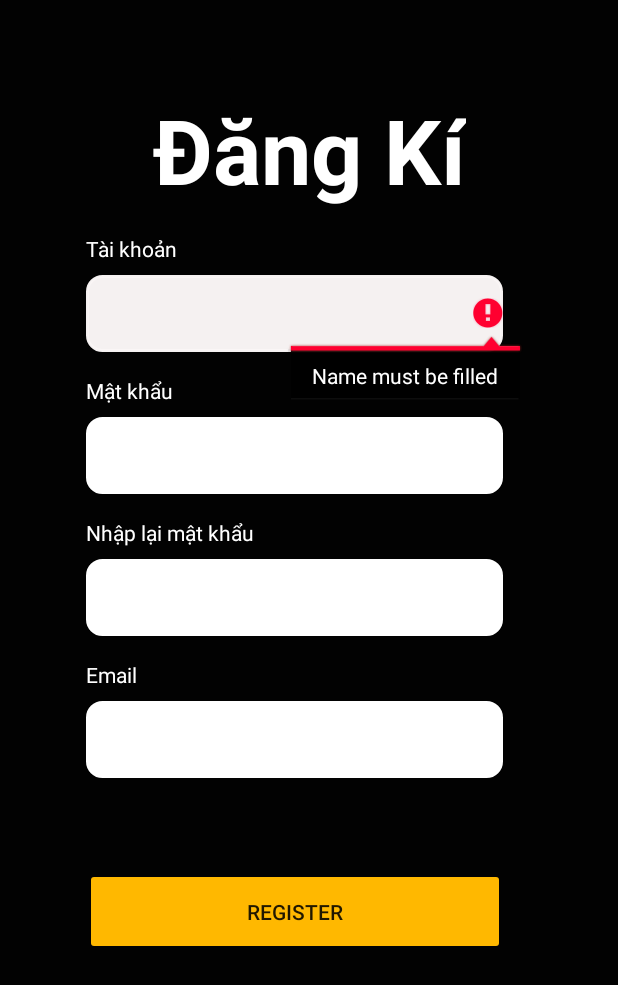
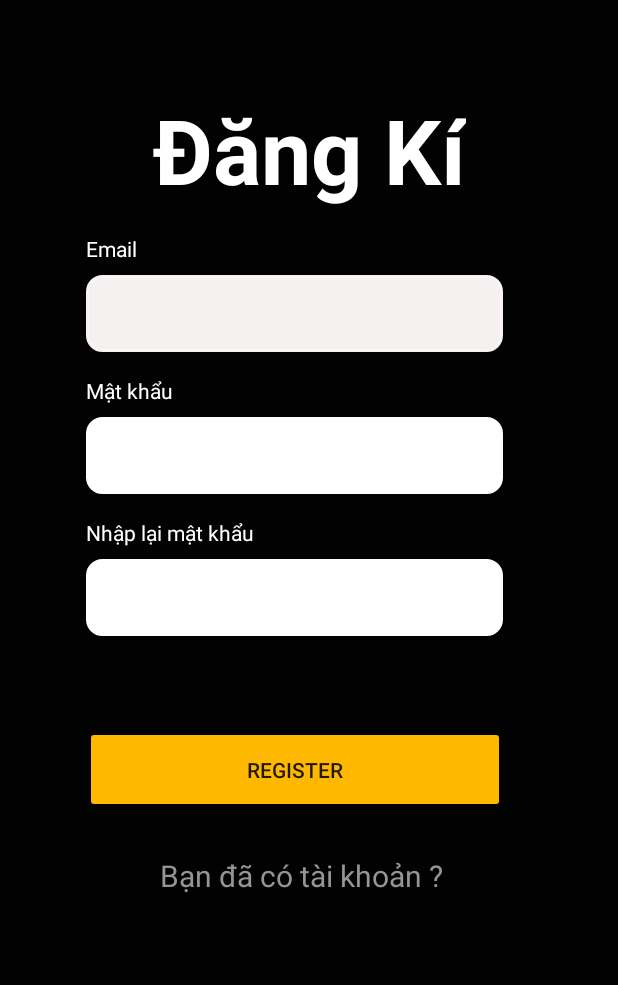
Before and after one commit to trongten/BaiTapOnCKLTTBDD, an Android app: the Register screen opened directly, with no data from a screen before it, after a tap on "REGISTER", on a phone screen of 412 x 824 dp. Shown: the top 985 px of the screen. Run offline under Robolectric (Android 15) with nearby library versions, the phone set to English and light mode, and no system bars; our stand-ins replace Firebase (no records; nobody signed in at launch, a user with empty details on screens opened directly); 2 statements that could not run were skipped.

Commit message:
Finish Login,Register FireBase

```diff
--- a/app/build.gradle
+++ b/app/build.gradle
@@ -1,4 +1,5 @@
 apply plugin: 'com.android.application'
+apply plugin: 'com.google.gms.google-services'
 
 android {
     compileSdk 32
@@ -36,6 +37,8 @@ dependencies {
     implementation 'androidx.legacy:legacy-support-v4:1.0.0'
     implementation 'androidx.room:room-common:2.4.2'
     implementation 'androidx.room:room-runtime:2.4.2'
+    implementation 'com.google.firebase:firebase-database:20.0.5'
+    implementation 'com.google.firebase:firebase-auth:21.0.4'
 
     testImplementation 'junit:junit:4.13.2'
     androidTestImplementation 'androidx.test.ext:junit:1.1.3'
--- a/app/src/main/java/com/example/movierating/activity/Register.java
+++ b/app/src/main/java/com/example/movierating/activity/Register.java
@@ -1,29 +1,41 @@
 package com.example.movierating.activity;
 
+import static android.content.ContentValues.TAG;
+
+import android.content.Intent;
 import android.os.Bundle;
+import android.util.Log;
 import android.util.Patterns;
 import android.view.View;
 import android.widget.Button;
 import android.widget.EditText;
+import android.widget.TextView;
+import android.widget.Toast;
 
+import androidx.annotation.NonNull;
 import androidx.annotation.Nullable;
 import androidx.appcompat.app.AppCompatActivity;
 
 import com.example.movierating.R;
+import com.google.android.gms.tasks.OnCompleteListener;
+import com.google.android.gms.tasks.Task;
+import com.google.firebase.auth.AuthResult;
+import com.google.firebase.auth.FirebaseAuth;
+import com.google.firebase.auth.FirebaseUser;
 
 public class Register extends AppCompatActivity {
-    //FirebaseAuth fAuth;
+    private FirebaseAuth mAuth;
     EditText edTaiKhoan, edPass, edRePass, edEmail;
     Button btnRegister;
     @Override
     protected void onCreate(@Nullable Bundle savedInstanceState) {
         super.onCreate(savedInstanceState);
         setContentView(R.layout.register);
-
+        mAuth = FirebaseAuth.getInstance();
         edTaiKhoan = (EditText) findViewById(R.id.ed_Register_Taikhoan);
         edPass = (EditText) findViewById(R.id.ed_Register_Password);
         edRePass = (EditText) findViewById(R.id.ed_Register_RePassword);
-        edEmail= (EditText) findViewById(R.id.ed_Register_email);
+        TextView tvlogin = findViewById(R.id.tvlogin);
 
         btnRegister = (Button) findViewById(R.id.btn_register_register);
 
@@ -33,26 +45,67 @@ public class Register extends AppCompatActivity {
             @Override
             public void onClick(View view) {
                 Dangky();
+                createAccount(edTaiKhoan.getText().toString(),edPass.getText().toString());
+            }
+        });
+
+        tvlogin.setOnClickListener(new View.OnClickListener() {
+            @Override
+            public void onClick(View view) {
+                Intent i = new Intent(getBaseContext(),Login.class);
+                startActivity(i);
             }
         });
     }
 
+    public void createAccount(String email,String password){
+        mAuth.createUserWithEmailAndPassword(email, password)
+                .addOnCompleteListener(this, new OnCompleteListener<AuthResult>() {
+                    @Override
+                    public void onComplete(@NonNull Task<AuthResult> task) {
+                        if (task.isSuccessful()) {
+                            // Sign in success, update UI with the signed-in user's information
+                            Log.d(TAG, "createUserWithEmail:success");
+                            FirebaseUser user = mAuth.getCurrentUser();
+                            Intent i  = new Intent(getBaseContext(),Login.class);
+                            startActivity(i);
+                            updateUI(user);
+                        } else {
+                            // If sign in fails, display a message to the user.
+                            Log.w(TAG, "createUserWithEmail:failure", task.getException());
+                            Toast.makeText(Register.this, "Authentication failed.",
+                                    Toast.LENGTH_SHORT).show();
+                            updateUI(null);
+                        }
+                    }
+                });
+    }
+
+
+    private void updateUI(FirebaseUser user) {
+        if(user != null){
+            Toast.makeText(Register.this, "createUserWithEmail:success",
+                    Toast.LENGTH_SHORT).show();
+        }
+        else{
+            Toast.makeText(Register.this, "Authentication failed.",
+                    Toast.LENGTH_SHORT).show();
+        }
+    }
+
+
     private void Dangky() {
-        String email = edEmail.getText().toString().trim();
+
         String taikhoan = edTaiKhoan.getText().toString().trim();
         String Password = edPass.getText().toString().trim();
         String confirmPass = edRePass.getText().toString().trim();
 
+
         if (taikhoan.isEmpty()) {
-            edTaiKhoan.setError("Name must be filled");
-            edTaiKhoan.requestFocus();
-            return;
-        }
-        if (email.isEmpty()) {
             edEmail.setError("Email must be filled");
             edEmail.requestFocus();
             return;
-        } else if (!Patterns.EMAIL_ADDRESS.matcher(email).matches()) {
+        } else if (!Patterns.EMAIL_ADDRESS.matcher(taikhoan).matches()) {
             edEmail.setError("Email invalid");
             edEmail.requestFocus();
             return;
--- a/app/src/main/res/layout/activity_item_movie_list.xml
+++ b/app/src/main/res/layout/activity_item_movie_list.xml
@@ -54,6 +54,7 @@
             android:layout_height="42dp"
             android:clickable="false"
             android:contentDescription="@string/app_name"
+            android:isIndicator="true"
             android:numStars="5"
             android:progressTint="#FFC107"
             android:rating="4"
--- a/app/src/main/res/layout/activity_item_trailer_list.xml
+++ b/app/src/main/res/layout/activity_item_trailer_list.xml
@@ -65,6 +65,7 @@
         android:layout_width="240dp"
         android:layout_height="42dp"
         android:contentDescription="@string/app_name"
+        android:isIndicator="true"
         android:numStars="5"
         android:progressTint="#FFEB3B"
         app:layout_constraintEnd_toEndOf="@+id/tvwName_itemMovieList"
--- a/app/src/main/res/layout/fragment_movie_detail.xml
+++ b/app/src/main/res/layout/fragment_movie_detail.xml
@@ -176,13 +176,15 @@
 
     <ImageButton
         android:id="@+id/btnComment"
-        android:layout_width="wrap_content"
-        android:layout_height="0dp"
+        android:layout_width="90dp"
+        android:layout_height="51dp"
         android:background="#FFC107"
+        android:src="@drawable/upload"
         app:layout_constraintBottom_toBottomOf="@+id/edtYourComment_Detail"
         app:layout_constraintEnd_toEndOf="@+id/tvwDescription_Detail"
         app:layout_constraintStart_toEndOf="@+id/edtYourComment_Detail"
         app:layout_constraintTop_toTopOf="@+id/edtYourComment_Detail"
+        tools:ignore="SpeakableTextPresentCheck"
         tools:src="@drawable/upload" />
 
 </androidx.constraintlayout.widget.ConstraintLayout>
--- a/app/src/main/res/layout/register.xml
+++ b/app/src/main/res/layout/register.xml
@@ -5,6 +5,19 @@
     android:layout_width="match_parent"
     android:layout_height="match_parent"
     android:background="#020202">
+
+    <TextView
+        android:id="@+id/tvlogin"
+        android:layout_width="wrap_content"
+        android:layout_height="wrap_content"
+        android:layout_marginTop="28dp"
+        android:text="Bạn đã có tài khoản ?"
+        android:textColor="#959595"
+        android:textSize="20sp"
+        app:layout_constraintEnd_toEndOf="@+id/btn_register_register"
+        app:layout_constraintHorizontal_bias="0.545"
+        app:layout_constraintStart_toStartOf="@+id/btn_register_register"
+        app:layout_constraintTop_toBottomOf="@+id/btn_register_register" />
 
     <EditText
         android:id="@+id/ed_Register_RePassword"
@@ -28,16 +41,6 @@
         android:textColor="#FFFFFF"
         app:layout_constraintStart_toStartOf="@+id/ed_Register_Taikhoan"
         app:layout_constraintTop_toBottomOf="@+id/ed_Register_Taikhoan" />
-
-    <TextView
-        android:id="@+id/textView7"
-        android:layout_width="wrap_content"
-        android:layout_height="wrap_content"
-        android:layout_marginTop="16dp"
-        android:text="Email"
-        android:textColor="#FFFFFF"
-        app:layout_constraintStart_toStartOf="@+id/ed_Register_RePassword"
-        app:layout_constraintTop_toBottomOf="@+id/ed_Register_RePassword" />
 
     <TextView
         android:id="@+id/textView8"
@@ -68,7 +71,7 @@
         android:layout_height="wrap_content"
         android:layout_marginStart="57dp"
         android:layout_marginTop="16dp"
-        android:text="Tài khoản"
+        android:text="Email"
         android:textColor="#FFFFFF"
         app:layout_constraintStart_toStartOf="parent"
         app:layout_constraintTop_toBottomOf="@+id/textView" />
@@ -95,9 +98,9 @@
         android:layout_marginTop="60dp"
         android:backgroundTint="#FFB800"
         android:text="Register"
-        app:layout_constraintEnd_toEndOf="@+id/ed_Register_email"
-        app:layout_constraintStart_toStartOf="@+id/ed_Register_email"
-        app:layout_constraintTop_toBottomOf="@+id/ed_Register_email" />
+        app:layout_constraintEnd_toEndOf="@+id/ed_Register_RePassword"
+        app:layout_constraintStart_toStartOf="@+id/ed_Register_RePassword"
+        app:layout_constraintTop_toBottomOf="@+id/ed_Register_RePassword" />
 
     <EditText
         android:id="@+id/ed_Register_Password"
@@ -112,16 +115,4 @@
         app:layout_constraintStart_toStartOf="@+id/textView6"
         app:layout_constraintTop_toBottomOf="@+id/textView6" />
 
-    <EditText
-        android:id="@+id/ed_Register_email"
-        android:layout_width="278dp"
-        android:layout_height="51dp"
-        android:layout_marginTop="8dp"
-        android:background="@drawable/botron"
-        android:backgroundTint="#FFFFFF"
-        android:ems="10"
-        android:inputType="textEmailAddress"
-        app:layout_constraintEnd_toEndOf="@+id/ed_Register_RePassword"
-        app:layout_constraintStart_toStartOf="@+id/textView7"
-        app:layout_constraintTop_toBottomOf="@+id/textView7" />
 </androidx.constraintlayout.widget.ConstraintLayout>
--- a/build.gradle
+++ b/build.gradle
@@ -1,4 +1,8 @@
-// Top-level build file where you can add configuration options common to all sub-projects/modules.
+buildscript {
+    dependencies {
+        classpath 'com.google.gms:google-services:4.3.10'
+    }
+}// Top-level build file where you can add configuration options common to all sub-projects/modules.
 plugins {
     id 'com.android.application' version '7.1.2' apply false
     id 'com.android.library' version '7.1.2' apply false
```
Also changed, not shown: app/src/main/java/com/example/movierating/activity/Login.java (+64 -5 lines), app/src/main/java/com/example/movierating/activity/MainForLogin.java (+12 -1 lines), app/src/main/java/com/example/movierating/activity/movieDetail.java (+18 -0 lines), app/src/main/java/com/example/movierating/activity/movieList.java (+10 -1 lines), app/src/main/res/layout/login.xml (+6 -4 lines), 1 other file.
